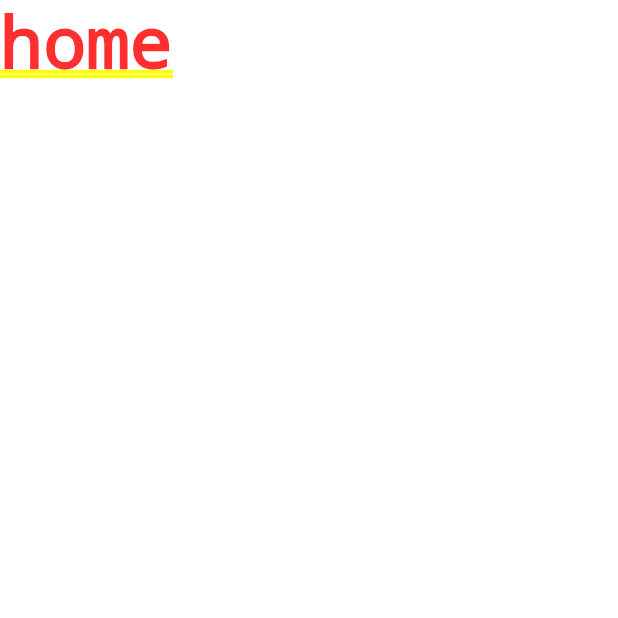
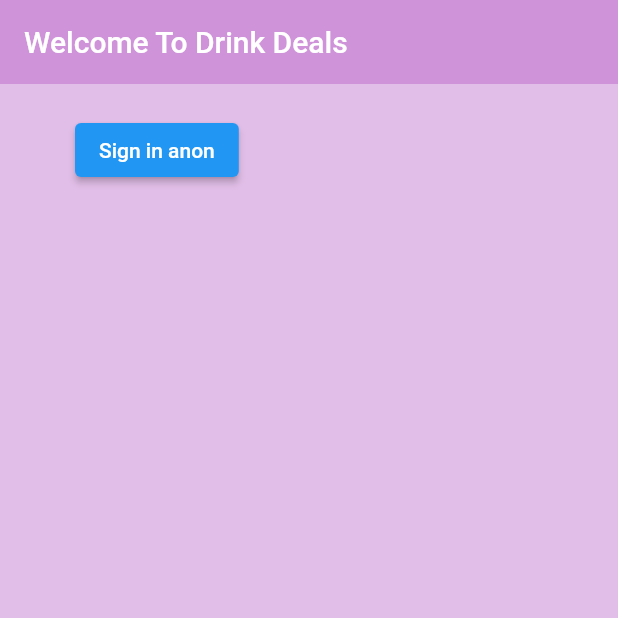
Before and after one commit to sunnyssarai98/drinkdeals, a Flutter app: the screen it shows after launch, on a phone screen of 412 x 824 dp, the top half of it. Run offline on Flutter 3.47's test engine with Material 2 defaults, Android fonts, the phone set to English and light mode, and no system bars; our stand-ins replace firebase_auth, firebase_core; accounts and stored records are empty.

Commit message:
Add Anon Sign-in

```diff
--- a/lib/main.dart
+++ b/lib/main.dart
@@ -1,7 +1,10 @@
 import 'package:drink_deals/screens/wrapper.dart';
 import 'package:flutter/material.dart';
+import 'package:firebase_core/firebase_core.dart';
 
-void main() {
+void main() async {
+  WidgetsFlutterBinding.ensureInitialized();
+  await Firebase.initializeApp();
   runApp(const MyApp());
 }
 
--- a/lib/screens/authenticate/authenticate.dart
+++ b/lib/screens/authenticate/authenticate.dart
@@ -1,3 +1,4 @@
+import 'package:drink_deals/screens/authenticate/sign_in.dart';
 import 'package:flutter/material.dart';
 
 class Authenticate extends StatefulWidget {
@@ -10,6 +11,6 @@
 class _AuthenticateState extends State<Authenticate> {
   @override
   Widget build(BuildContext context) {
-    return Container(child: Text('authenticate'));
+    return Container(child: SignIn());
   }
 }
--- /dev/null
+++ b/lib/screens/authenticate/sign_in.dart
@@ -0,0 +1,40 @@
+import 'package:drink_deals/services/auth.dart';
+import 'package:flutter/material.dart';
+
+class SignIn extends StatefulWidget {
+  const SignIn({Key? key}) : super(key: key);
+
+  @override
+  _SignInState createState() => _SignInState();
+}
+
+class _SignInState extends State<SignIn> {
+  final AuthService _auth = AuthService();
+
+  @override
+  Widget build(BuildContext context) {
+    return Scaffold(
+      backgroundColor: Colors.purple[100],
+      appBar: AppBar(
+        backgroundColor: Colors.purple[200],
+        elevation: 0.0,
+        title: Text('Welcome To Drink Deals'),
+      ),
+      body: Container(
+          padding: EdgeInsets.symmetric(vertical: 20.0, horizontal: 50.0),
+          child: ElevatedButton(
+            child: Text('Sign in anon'),
+            onPressed: () async {
+              dynamic result = await _auth.signInAnon();
+              if (result == null){
+                print('error signing in');
+              } else{
+                print('signed in');
+                print(result);
+              }
+            }
+          )
+        ),
+    );
+  }
+}
--- a/lib/screens/wrapper.dart
+++ b/lib/screens/wrapper.dart
@@ -7,6 +7,6 @@
 
   @override
   Widget build(BuildContext context) {
-    return Home();
+    return Authenticate();
   }
 }
```
Also changed, not shown: lib/services/auth.dart (added, +21 -0 lines).
